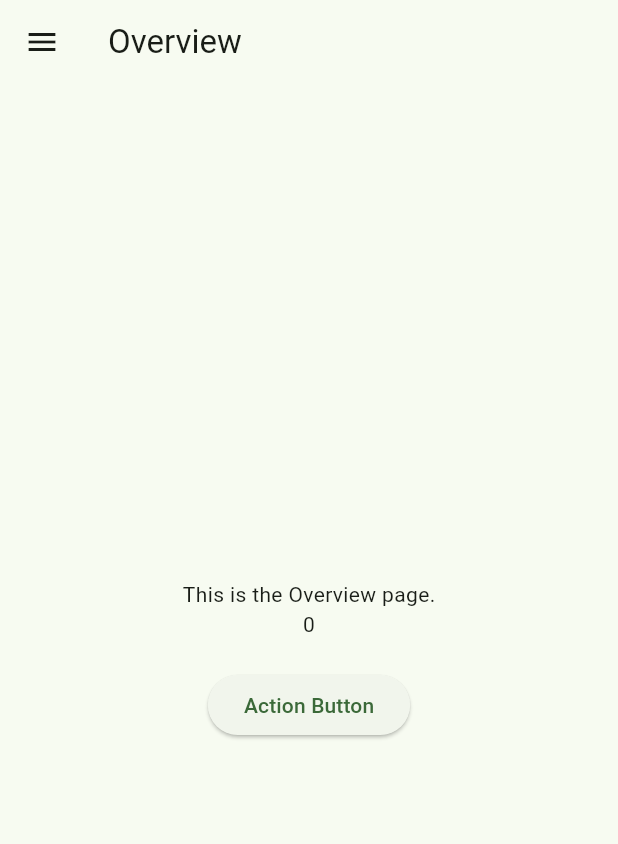
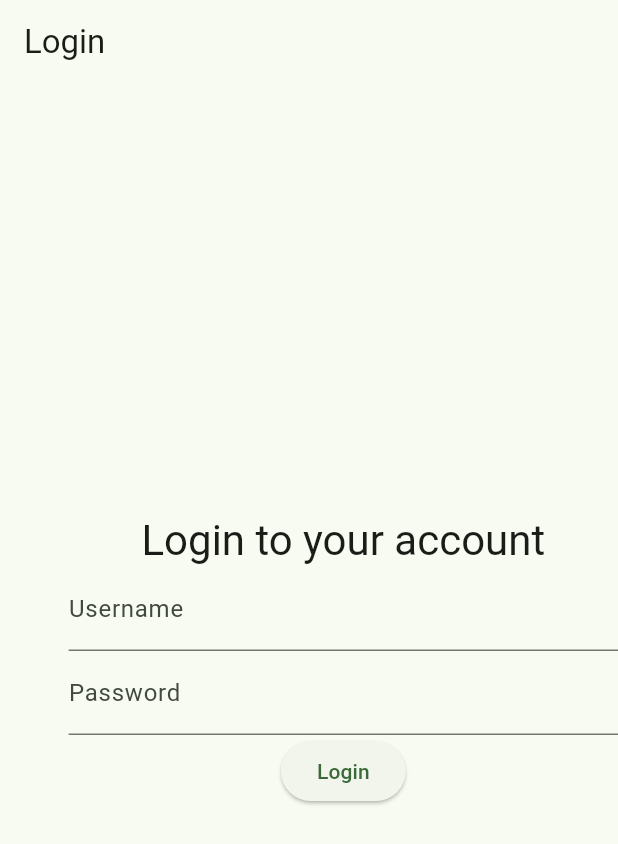
Before and after one commit to dimasyanu/FamilyFinance, a Flutter app: the screen it shows after launch, on a phone screen of 412 x 824 dp. Shown: the top 844 px of the screen. Run offline on Flutter 3.47's test engine with Material 3 defaults, Android fonts, the light colour scheme and no system bars.

Commit message:
Added login page

```diff
--- /dev/null
+++ b/family_financial_app/lib/login.dart
@@ -0,0 +1,59 @@
+import 'package:family_financial_app/pages/homepage.dart';
+import 'package:flutter/material.dart';
+
+class Login extends StatefulWidget {
+  const Login({Key? key}) : super(key: key);
+
+  @override
+  State<Login> createState() => _LoginState();
+}
+
+class _LoginState extends State<Login> {
+  @override
+  Widget build(BuildContext context) {
+    return Scaffold(
+      appBar: AppBar(title: const Text('Login')),
+      body: Form(
+        child: Center(
+          child: Row(
+            children: [
+              Expanded(flex:1, child: Column()),
+              Expanded(
+                flex: 8,
+                child: Column(
+                  mainAxisAlignment: MainAxisAlignment.center,
+                  crossAxisAlignment: CrossAxisAlignment.center,
+                  children: [
+                    Text(
+                      'Login to your account',
+                      style: Theme.of(context).textTheme.headlineMedium,
+                    ),
+                    TextField(
+                      decoration: const InputDecoration(labelText: 'Username'),
+                    ),
+                    TextField(
+                      decoration: const InputDecoration(labelText: 'Password'),
+                      obscureText: true,
+                    ),
+                    ElevatedButton(
+                      onPressed: () {
+                        // Navigate to the homepage after login
+                        Navigator.pushReplacement(
+                          context,
+                          MaterialPageRoute(
+                            builder: (context) => const Homepage(),
+                          ),
+                        );
+                      },
+                      child: const Text('Login'),
+                    ),
+                  ],
+                ),
+              ),
+            ],
+          ),
+        ),
+      ),
+    );
+  }
+}
--- a/family_financial_app/lib/main.dart
+++ b/family_financial_app/lib/main.dart
@@ -1,4 +1,4 @@
-import 'package:family_financial_app/pages/homepage.dart';
+import 'package:family_financial_app/login.dart';
 import 'package:flutter/material.dart';
 
 void main() {
@@ -16,7 +16,7 @@ class FamilyFinancialApp extends StatelessWidget {
       theme: ThemeData(
         colorScheme: ColorScheme.fromSeed(seedColor: Colors.green),
       ),
-      home: const Homepage(),
+      home: const Login(), // Use Login widget as the home page
     );
   }
 }
```
Also changed, not shown: 1 other file.
